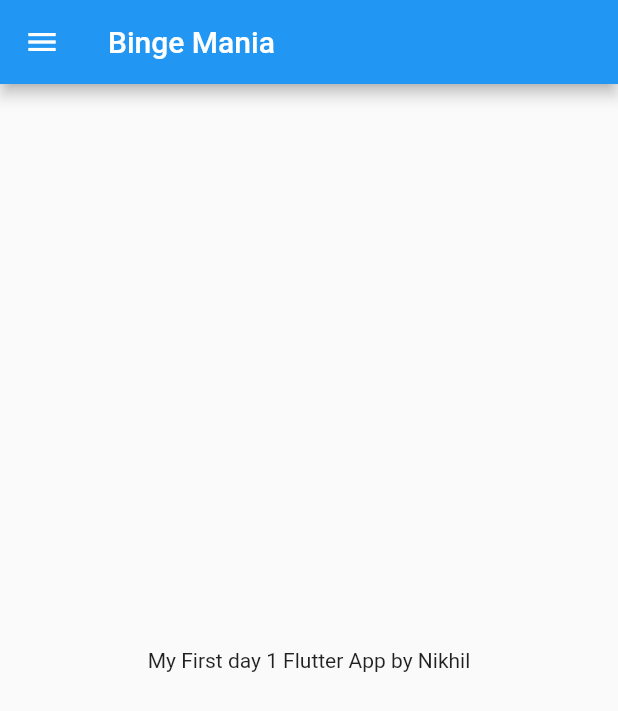
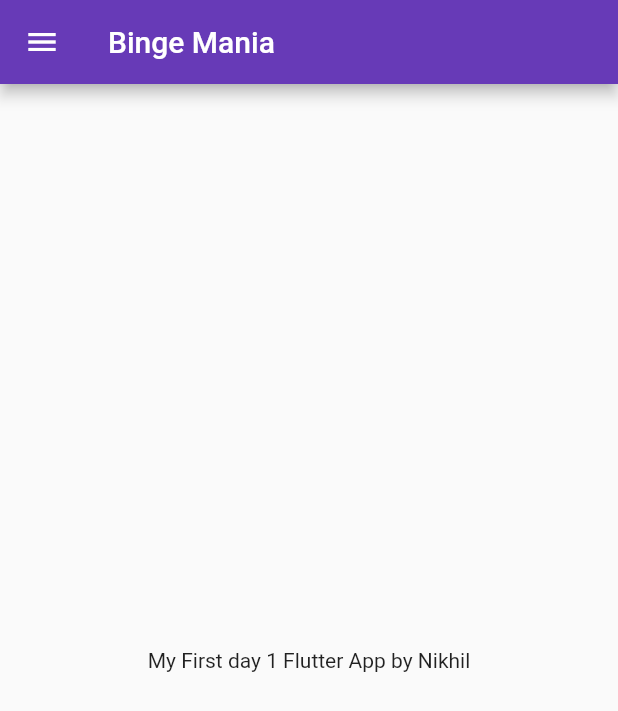
Before and after one commit to NikhilSri700/BingeMania, a Flutter app: the screen it shows after launch, on a phone screen of 412 x 824 dp. Shown: the top 711 px of the screen. Run offline on Flutter 3.47's test engine with Material 2 defaults, Android fonts, the phone set to English and light mode, and no system bars.

Commit message:
day 3 completed

```diff
--- a/lib/main.dart
+++ b/lib/main.dart
@@ -1,4 +1,5 @@
-import 'package:binge_mania/home_page.dart';
+import 'package:binge_mania/pages/home_page.dart';
+import 'package:binge_mania/pages/login_page.dart';
 import 'package:flutter/material.dart';
 
 void main() {
@@ -9,7 +10,17 @@ class MyApp extends StatelessWidget {
   @override
   Widget build(BuildContext context) {
     return MaterialApp(
-      home: HomePage(),
+      themeMode: ThemeMode.light,
+      theme: ThemeData(primarySwatch: Colors.deepPurple),
+      darkTheme: ThemeData(
+        brightness: Brightness.dark,
+      ),
+      initialRoute: "/home",
+      routes: {
+        "/": (context) => LoginPage(),
+        "/home": (context) => HomePage(),
+        "/login": (context) => LoginPage(),
+      },
     );
   }
 }
```
Also changed, not shown: lib/pages/login_page.dart (added, +20 -0 lines), lib/pages/home_page.dart (renamed from lib/home_page.dart).
